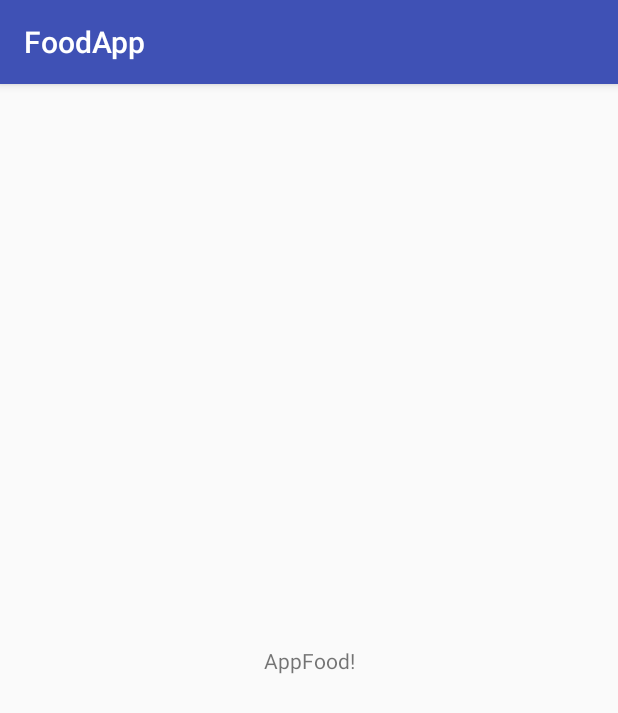
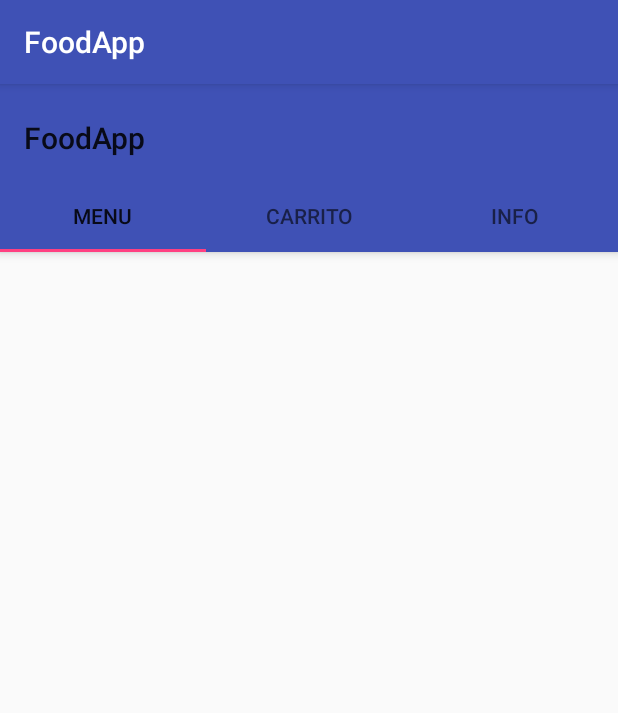
Before and after one commit to vladiwar/FoodApp, an Android app: the screen it shows after launch (MainActivity), on a phone screen of 412 x 824 dp. Shown: the top 713 px of the screen. Run offline under Robolectric (Android 15) with nearby library versions, the phone set to English and light mode, and no system bars.

```diff
--- a/app/src/main/res/layout/activity_main.xml
+++ b/app/src/main/res/layout/activity_main.xml
@@ -1,19 +1,64 @@
 <?xml version="1.0" encoding="utf-8"?>
-<android.support.constraint.ConstraintLayout xmlns:android="http://schemas.android.com/apk/res/android"
+<android.support.design.widget.CoordinatorLayout xmlns:android="http://schemas.android.com/apk/res/android"
     xmlns:app="http://schemas.android.com/apk/res-auto"
     xmlns:tools="http://schemas.android.com/tools"
+    android:id="@+id/main_content"
     android:layout_width="match_parent"
     android:layout_height="match_parent"
-    tools:context="com.upp.foodapp.MainActivity">
+    android:fitsSystemWindows="true"
+    tools:context=".MainActivity">
 
-    <TextView
-        android:layout_width="wrap_content"
+    <android.support.design.widget.AppBarLayout
+        android:id="@+id/appbar"
+        android:layout_width="match_parent"
         android:layout_height="wrap_content"
-        android:text="AppFood!"
-        app:layout_constraintBottom_toBottomOf="parent"
-        app:layout_constraintLeft_toLeftOf="parent"
-        app:layout_constraintRight_toRightOf="parent"
-        app:layout_constraintTop_toTopOf="parent" />
+        android:paddingTop="@dimen/appbar_padding_top"
+        android:theme="@style/AppTheme.AppBarOverlay">
+
+        <android.support.v7.widget.Toolbar
+            android:id="@+id/toolbar"
+            android:layout_width="match_parent"
+            android:layout_height="?attr/actionBarSize"
+            android:layout_weight="1"
+            android:background="?attr/colorPrimary"
+            app:layout_scrollFlags="scroll|enterAlways"
+            app:popupTheme="@style/AppTheme.PopupOverlay"
+            app:title="@string/app_name">
+
+        </android.support.v7.widget.Toolbar>
+
+        <android.support.design.widget.TabLayout
+            android:id="@+id/tabs"
+            android:layout_width="match_parent"
+            android:layout_height="wrap_content">
+
+            <android.support.design.widget.TabItem
+                android:id="@+id/tabItem"
+                android:layout_width="wrap_content"
+                android:layout_height="wrap_content"
+                android:text="Menu" />
+
+            <android.support.design.widget.TabItem
+                android:id="@+id/tabItem2"
+                android:layout_width="wrap_content"
+                android:layout_height="wrap_content"
+                android:text="Carrito" />
+
+            <android.support.design.widget.TabItem
+                android:id="@+id/tabItem3"
+                android:layout_width="wrap_content"
+                android:layout_height="wrap_content"
+                android:text="Info" />
+
+        </android.support.design.widget.TabLayout>
+    </android.support.design.widget.AppBarLayout>
+
+    <android.support.v4.view.ViewPager
+        android:id="@+id/container"
+        android:layout_width="match_parent"
+        android:layout_height="match_parent"
+        app:layout_behavior="@string/appbar_scrolling_view_behavior" />
 
 
-</android.support.constraint.ConstraintLayout>
+
+</android.support.design.widget.CoordinatorLayout>
--- /dev/null
+++ b/app/src/main/res/layout/fragment_carrito.xml
@@ -0,0 +1,6 @@
+<?xml version="1.0" encoding="utf-8"?>
+<android.support.constraint.ConstraintLayout
+    xmlns:android="http://schemas.android.com/apk/res/android" android:layout_width="match_parent"
+    android:layout_height="match_parent">
+
+</android.support.constraint.ConstraintLayout>
--- /dev/null
+++ b/app/src/main/res/layout/fragment_main.xml
@@ -0,0 +1,6 @@
+<?xml version="1.0" encoding="utf-8"?>
+<android.support.constraint.ConstraintLayout
+    xmlns:android="http://schemas.android.com/apk/res/android" android:layout_width="match_parent"
+    android:layout_height="match_parent">
+
+</android.support.constraint.ConstraintLayout>
--- /dev/null
+++ b/app/src/main/res/layout/fragment_menu.xml
@@ -0,0 +1,6 @@
+<?xml version="1.0" encoding="utf-8"?>
+<android.support.constraint.ConstraintLayout
+    xmlns:android="http://schemas.android.com/apk/res/android" android:layout_width="match_parent"
+    android:layout_height="match_parent">
+
+</android.support.constraint.ConstraintLayout>
--- /dev/null
+++ b/app/src/main/res/layout/frament_user_info.xml
@@ -0,0 +1,6 @@
+<?xml version="1.0" encoding="utf-8"?>
+<android.support.constraint.ConstraintLayout
+    xmlns:android="http://schemas.android.com/apk/res/android" android:layout_width="match_parent"
+    android:layout_height="match_parent">
+
+</android.support.constraint.ConstraintLayout>
--- /dev/null
+++ b/app/src/main/res/layout/row_pedido.xml
@@ -0,0 +1,6 @@
+<?xml version="1.0" encoding="utf-8"?>
+<android.support.constraint.ConstraintLayout
+    xmlns:android="http://schemas.android.com/apk/res/android" android:layout_width="match_parent"
+    android:layout_height="match_parent">
+
+</android.support.constraint.ConstraintLayout>
```
Also changed, not shown: app/src/main/res/layout/activity_detalle.xml (added, +86 -0 lines), app/src/main/res/layout/activity_login.xml (added, +83 -0 lines), app/src/main/res/layout/card_comida.xml (added, +59 -0 lines).
